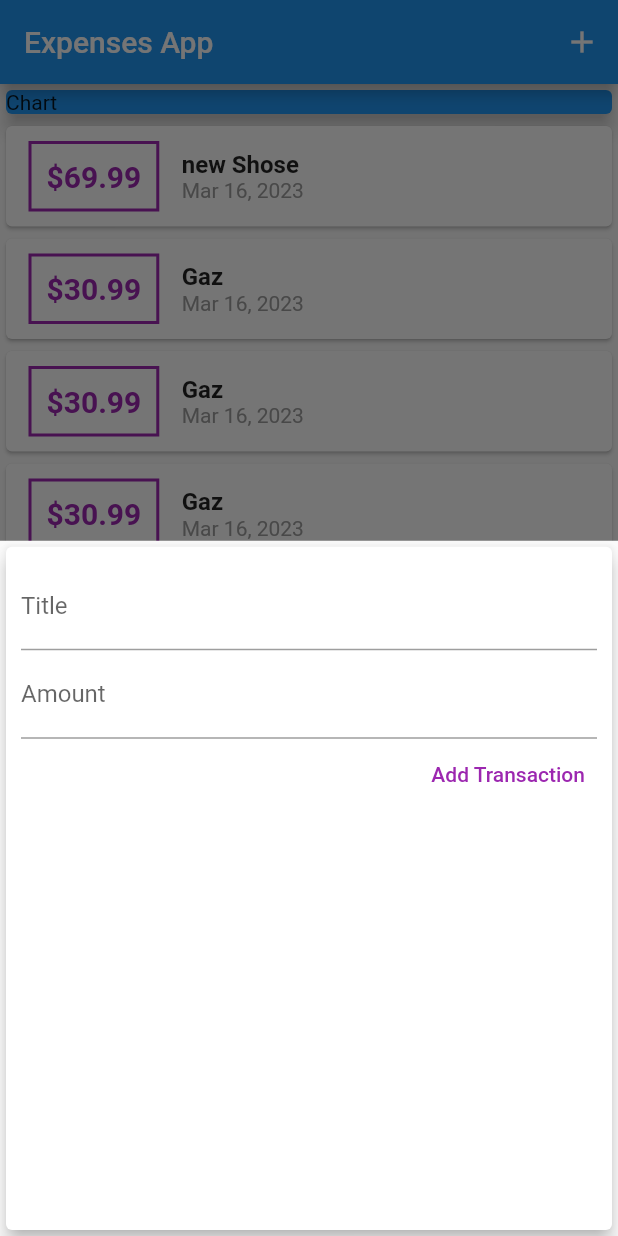
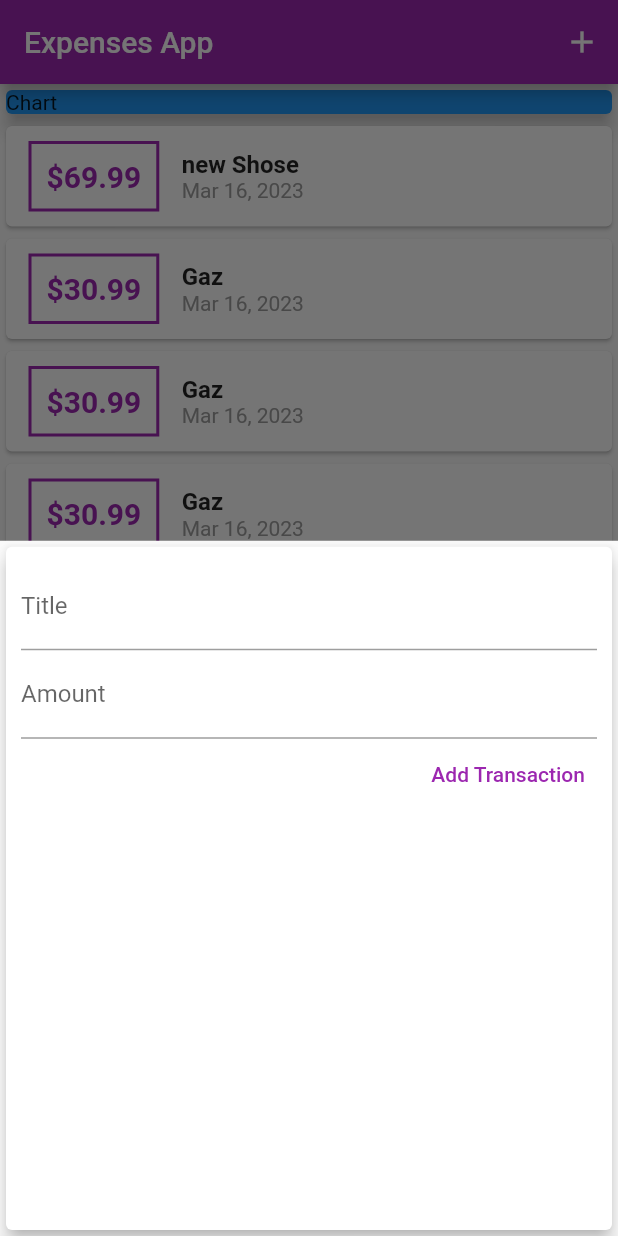
Before and after one commit to chebihiF/suptech_2023_expenses_app, a Flutter app: the screen it shows after launch, after a tap on the "add" icon, on a phone screen of 412 x 824 dp. Run offline on Flutter 3.47's test engine with Material 2 defaults, Android fonts, the phone set to English and light mode, and no system bars.

Commit message:
add material them

```diff
--- a/lib/main.dart
+++ b/lib/main.dart
@@ -38,9 +38,9 @@ class _MyHomepageState extends State<MyHomepage> {
         context: ctx,
         builder: (_) {
           return GestureDetector(
-            child: NewTransaction(_addTransaction),
             onTap: () {},
             behavior: HitTestBehavior.opaque,
+            child: NewTransaction(_addTransaction),
           );
         });
   }
@@ -48,6 +48,7 @@ class _MyHomepageState extends State<MyHomepage> {
   @override
   Widget build(BuildContext context) {
     return MaterialApp(
+      theme: ThemeData(primarySwatch: Colors.purple, accentColor: Colors.amber),
       home: Builder(builder: (BuildContext context) {
         return Scaffold(
           appBar: AppBar(
--- a/lib/widgets/new_transaction.dart
+++ b/lib/widgets/new_transaction.dart
@@ -43,7 +43,9 @@ class _NewTransactionState extends State<NewTransaction> {
               onPressed: submitData,
               child: Text('Add Transaction'),
               style: ButtonStyle(
-                  foregroundColor: MaterialStateProperty.all(Colors.purple)),
+                  foregroundColor: MaterialStateProperty.all(
+                Theme.of(context).primaryColor,
+              )),
             )
           ])),
     );
--- a/lib/widgets/transaction_list.dart
+++ b/lib/widgets/transaction_list.dart
@@ -18,14 +18,15 @@ class TransactionList extends StatelessWidget {
               Container(
                   margin: EdgeInsets.symmetric(vertical: 10, horizontal: 15),
                   decoration: BoxDecoration(
-                      border: Border.all(color: Colors.purple, width: 2)),
+                      border: Border.all(
+                          color: Theme.of(context).primaryColor, width: 2)),
                   padding: EdgeInsets.all(10),
                   child: Text(
                     '\$${transactions[index].amount}',
                     style: TextStyle(
                         fontWeight: FontWeight.bold,
                         fontSize: 20,
-                        color: Colors.purple),
+                        color: Theme.of(context).primaryColor),
                   )),
               Column(
                 crossAxisAlignment: CrossAxisAlignment.start,
```
